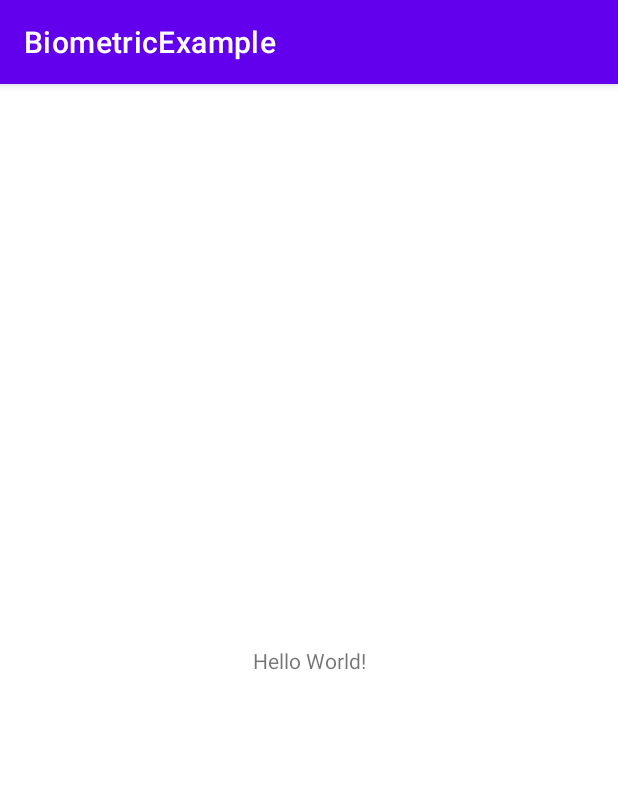
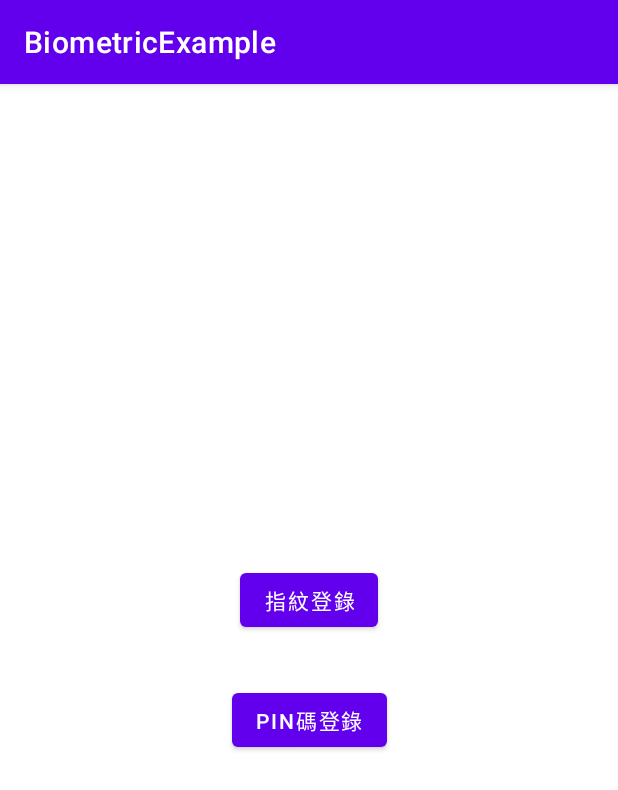
Before and after one commit to thumbb13555/AndroidBlogExamples, an Android app: the screen it shows after launch (MainActivity), on a phone screen of 412 x 824 dp. Shown: the top 790 px of the screen. Run offline under Robolectric (Android 15) with nearby library versions, the phone set to English and light mode, and no system bars.

Commit message:
新增生物辨識的範例

```diff
--- a/BiometricExample/app/build.gradle
+++ b/BiometricExample/app/build.gradle
@@ -8,7 +8,7 @@ android {
 
     defaultConfig {
         applicationId "com.noahliu.biometricexample"
-        minSdk 21
+        minSdk 28
         targetSdk 32
         versionCode 1
         versionName "1.0"
@@ -36,4 +36,5 @@ dependencies {
     testImplementation 'junit:junit:4.13.2'
     androidTestImplementation 'androidx.test.ext:junit:1.1.4'
     androidTestImplementation 'androidx.test.espresso:espresso-core:3.5.0'
+    implementation "androidx.biometric:biometric:1.1.0"
 }
--- a/BiometricExample/app/src/main/java/com/noahliu/biometricexample/MainActivity.java
+++ b/BiometricExample/app/src/main/java/com/noahliu/biometricexample/MainActivity.java
@@ -1,8 +1,29 @@
 package com.noahliu.biometricexample;
 
+import static androidx.biometric.BiometricManager.Authenticators.BIOMETRIC_STRONG;
+import static androidx.biometric.BiometricManager.Authenticators.DEVICE_CREDENTIAL;
+
+import androidx.annotation.NonNull;
 import androidx.appcompat.app.AppCompatActivity;
+import androidx.biometric.BiometricManager;
+import androidx.biometric.BiometricPrompt;
+import androidx.core.content.ContextCompat;
 
+
+import android.content.Intent;
 import android.os.Bundle;
+import android.provider.Settings;
+
+import android.util.Log;
+import android.widget.Button;
+import android.widget.Toast;
+
+import java.util.concurrent.Executor;
+
+import javax.crypto.BadPaddingException;
+import javax.crypto.Cipher;
+import javax.crypto.IllegalBlockSizeException;
+
 
 public class MainActivity extends AppCompatActivity {
 
@@ -10,5 +31,76 @@ public class MainActivity extends AppCompatActivity {
     protected void onCreate(Bundle savedInstanceState) {
         super.onCreate(savedInstanceState);
         setContentView(R.layout.activity_main);
+
+        Button btPIN, btFinger;
+        btFinger = findViewById(R.id.btFinger);
+        btPIN = findViewById(R.id.btPIN);
+
+
+        BiometricManager manager = BiometricManager.from(this);
+        switch (manager.canAuthenticate(BIOMETRIC_STRONG | DEVICE_CREDENTIAL)) {
+            case BiometricManager.BIOMETRIC_SUCCESS:
+                Toast.makeText(this, "本裝置可以使用Pin Code或者指紋登錄", Toast.LENGTH_SHORT).show();
+                break;
+            case BiometricManager.BIOMETRIC_ERROR_NO_HARDWARE:
+                Toast.makeText(this, "本裝置不支援指紋登錄", Toast.LENGTH_SHORT).show();
+                break;
+            case BiometricManager.BIOMETRIC_ERROR_HW_UNAVAILABLE:
+                Toast.makeText(this, "生物認證功能目前不可用", Toast.LENGTH_SHORT).show();
+                break;
+            case BiometricManager.BIOMETRIC_ERROR_NONE_ENROLLED:
+                //表示該裝置使用者沒有登錄指紋（但裝置支援）
+                final Intent enrollIntent = new Intent(Settings.ACTION_BIOMETRIC_ENROLL);
+                enrollIntent.putExtra(Settings.EXTRA_BIOMETRIC_AUTHENTICATORS_ALLOWED,
+                        BIOMETRIC_STRONG | DEVICE_CREDENTIAL);
+                startActivity(enrollIntent);
+                break;
+        }
+        btFinger.setOnClickListener(v -> {
+            //如果登錄指紋就會直接跳成PIN碼登錄
+            startBiometricPrompt(getInfo(BIOMETRIC_STRONG | DEVICE_CREDENTIAL));
+        });
+
+        btPIN.setOnClickListener(v -> {
+            startBiometricPrompt(getInfo(DEVICE_CREDENTIAL));
+        });
+
+
+    }
+
+    private BiometricPrompt.PromptInfo getInfo(int method) {
+        return new BiometricPrompt.PromptInfo.Builder()
+                .setTitle("登錄")
+                .setSubtitle("Balabala")
+                .setAllowedAuthenticators(method)
+                .build();
+    }
+
+    private void startBiometricPrompt(BiometricPrompt.PromptInfo promptInfo) {
+        Executor executor = ContextCompat.getMainExecutor(this);
+
+
+        BiometricPrompt biometricPrompt = new BiometricPrompt(this, executor
+                , new BiometricPrompt.AuthenticationCallback() {
+            @Override
+            public void onAuthenticationError(int errorCode, @NonNull CharSequence errString) {
+                super.onAuthenticationError(errorCode, errString);
+            }
+
+            @Override
+            public void onAuthenticationSucceeded(@NonNull BiometricPrompt.AuthenticationResult result) {
+                super.onAuthenticationSucceeded(result);
+
+                Toast.makeText(MainActivity.this, "登錄成功", Toast.LENGTH_SHORT).show();
+
+            }
+
+            @Override
+            public void onAuthenticationFailed() {
+                super.onAuthenticationFailed();
+            }
+        });
+
+        biometricPrompt.authenticate(promptInfo);
     }
 }
--- a/BiometricExample/app/src/main/res/layout/activity_main.xml
+++ b/BiometricExample/app/src/main/res/layout/activity_main.xml
@@ -6,13 +6,30 @@
     android:layout_height="match_parent"
     tools:context=".MainActivity">
 
-    <TextView
+    <Button
+        android:id="@+id/btPIN"
         android:layout_width="wrap_content"
         android:layout_height="wrap_content"
-        android:text="Hello World!"
-        app:layout_constraintBottom_toBottomOf="parent"
+        android:layout_marginTop="16dp"
+        android:text="PIN碼登錄"
         app:layout_constraintEnd_toEndOf="parent"
         app:layout_constraintStart_toStartOf="parent"
-        app:layout_constraintTop_toTopOf="parent" />
+        app:layout_constraintTop_toTopOf="@+id/guideline2" />
 
+    <androidx.constraintlayout.widget.Guideline
+        android:id="@+id/guideline2"
+        android:layout_width="wrap_content"
+        android:layout_height="wrap_content"
+        android:orientation="horizontal"
+        app:layout_constraintGuide_percent="0.5" />
+
+    <Button
+        android:id="@+id/btFinger"
+        android:layout_width="wrap_content"
+        android:layout_height="wrap_content"
+        android:layout_marginBottom="16dp"
+        android:text="指紋登錄"
+        app:layout_constraintBottom_toTopOf="@+id/guideline2"
+        app:layout_constraintEnd_toEndOf="parent"
+        app:layout_constraintStart_toStartOf="parent" />
 </androidx.constraintlayout.widget.ConstraintLayout>
```
Also changed, not shown: 3 other files.
